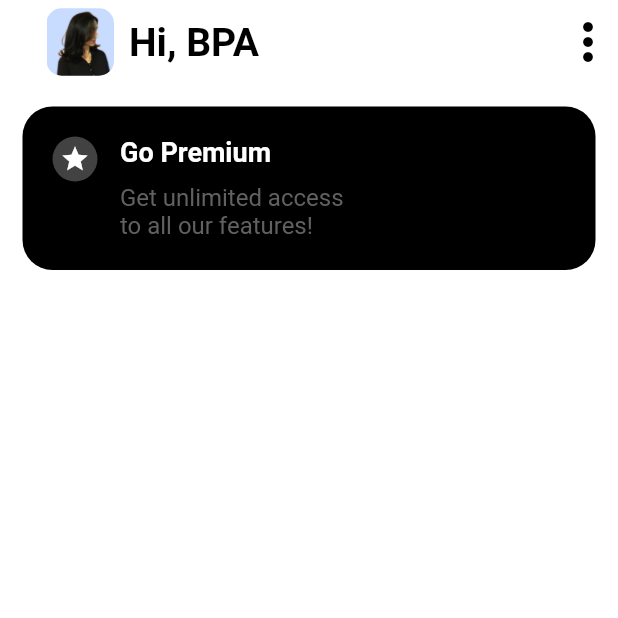
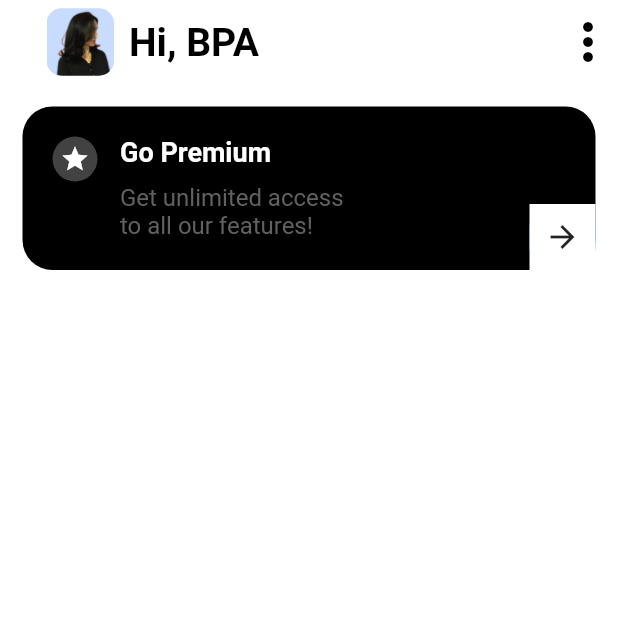
Before and after one commit to beshprakash11/task_app, a Flutter app: the screen it shows after launch, on a phone screen of 412 x 824 dp, the top half of it. Run offline on Flutter 3.47's test engine with Material 2 defaults, Android fonts, the phone set to English and light mode, and no system bars.

Commit message:
forward button added

```diff
--- a/lib/screens/home/widgets/go_premium.dart
+++ b/lib/screens/home/widgets/go_premium.dart
@@ -51,6 +51,19 @@ class GoPremium extends StatelessWidget {
               ],
             )
           ),
+          Positioned(
+            bottom: 15,
+            right: 15,
+            child: Container(
+              padding: EdgeInsets.all(10),
+              decoration: BoxDecoration(
+                color: Colors.blueAccent,
+                borderRadius: BorderRadius.circular(15)
+              ),
+              child: Icon(Icons.arrow_forward),
+              color: Colors.white,
+            ),
+          )
         ],
       ),
     );
```
